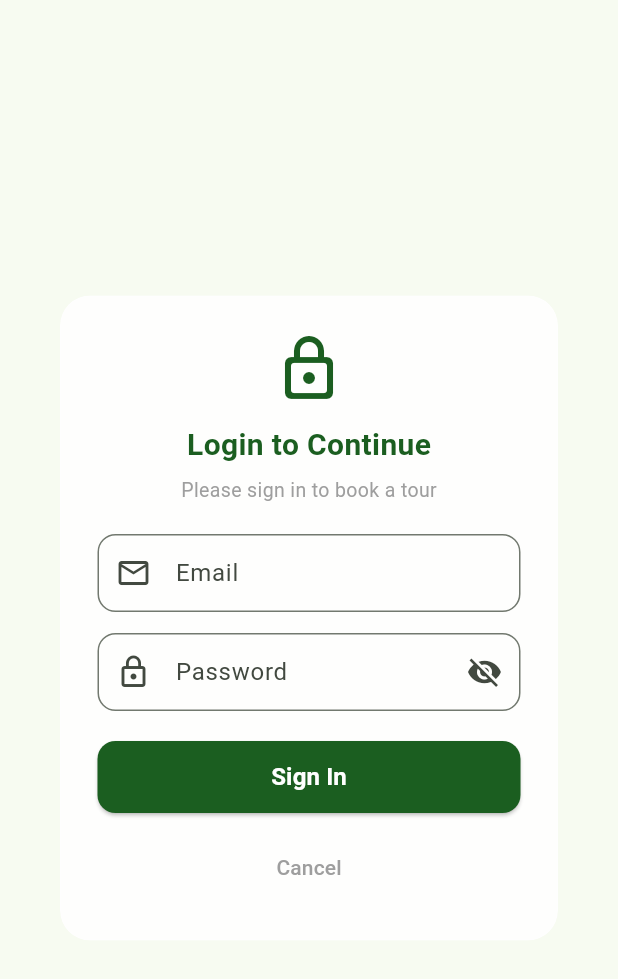
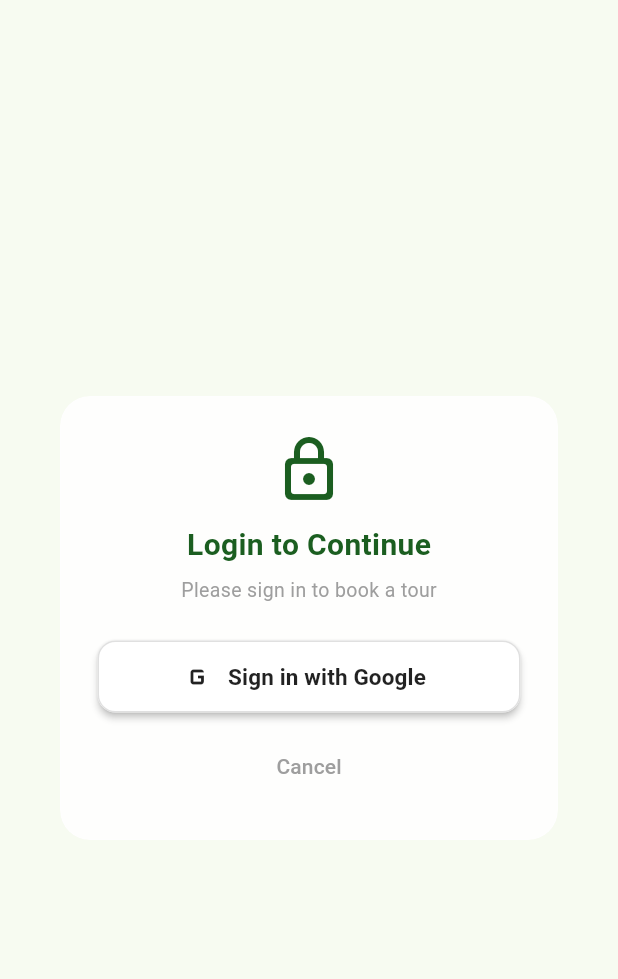
Before and after one commit to ManushkaSL/CeylonTripShare, a Flutter app: the LoginDialog widget shown alone on an empty page, opened directly, on a phone screen of 412 x 824 dp. Shown: the top 979 px of the screen. Run offline on Flutter 3.47's test engine with Material 3 defaults, Android fonts, the phone set to English and light mode, and no system bars; our stand-ins replace firebase_auth, firebase_core, google_sign_in, share_plus; accounts and stored records are empty; network calls fail.

Commit message:
back end setup (gmail login)

```diff
--- a/lib/services/auth_service.dart
+++ b/lib/services/auth_service.dart
@@ -1,30 +1,66 @@
 import 'package:flutter/material.dart';
+import 'package:firebase_auth/firebase_auth.dart';
+import 'package:google_sign_in/google_sign_in.dart';
 
 class AuthService extends ChangeNotifier {
   static final AuthService _instance = AuthService._();
   factory AuthService() => _instance;
-  AuthService._();
+  AuthService._() {
+    _auth.authStateChanges().listen((user) {
+      _updateFromUser(user);
+      notifyListeners();
+    });
+  }
+
+  final FirebaseAuth _auth = FirebaseAuth.instance;
+  final GoogleSignIn _googleSignIn = GoogleSignIn();
 
   bool _isLoggedIn = false;
   String _userName = '';
   String _userEmail = '';
+  String _photoUrl = '';
 
   bool get isLoggedIn => _isLoggedIn;
   String get userName => _userName;
   String get userEmail => _userEmail;
+  String get photoUrl => _photoUrl;
+  User? get currentUser => _auth.currentUser;
 
-  void login(String email, String password) {
-    // Simulated login
-    _isLoggedIn = true;
-    _userName = email.split('@').first;
-    _userEmail = email;
-    notifyListeners();
+  void _updateFromUser(User? user) {
+    if (user != null) {
+      _isLoggedIn = true;
+      _userName = user.displayName ?? user.email?.split('@').first ?? '';
+      _userEmail = user.email ?? '';
+      _photoUrl = user.photoURL ?? '';
+    } else {
+      _isLoggedIn = false;
+      _userName = '';
+      _userEmail = '';
+      _photoUrl = '';
+    }
   }
 
-  void logout() {
-    _isLoggedIn = false;
-    _userName = '';
-    _userEmail = '';
-    notifyListeners();
+  Future<bool> signInWithGoogle() async {
+    try {
+      final googleUser = await _googleSignIn.signIn();
+      if (googleUser == null) return false; // user cancelled
+
+      final googleAuth = await googleUser.authentication;
+      final credential = GoogleAuthProvider.credential(
+        accessToken: googleAuth.accessToken,
+        idToken: googleAuth.idToken,
+      );
+
+      await _auth.signInWithCredential(credential);
+      return true;
+    } catch (e) {
+      debugPrint('Google sign-in error: $e');
+      return false;
+    }
+  }
+
+  Future<void> logout() async {
+    await _googleSignIn.signOut();
+    await _auth.signOut();
   }
 }
--- a/lib/widgets/login_dialog.dart
+++ b/lib/widgets/login_dialog.dart
@@ -19,22 +19,14 @@ class LoginDialog extends StatefulWidget {
 }
 
 class _LoginDialogState extends State<LoginDialog> {
-  final _emailController = TextEditingController();
-  final _passwordController = TextEditingController();
-  final _formKey = GlobalKey<FormState>();
-  bool _obscurePassword = true;
+  bool _isLoading = false;
 
-  @override
-  void dispose() {
-    _emailController.dispose();
-    _passwordController.dispose();
-    super.dispose();
-  }
-
-  void _submit() {
-    if (!_formKey.currentState!.validate()) return;
-    AuthService().login(_emailController.text.trim(), _passwordController.text);
-    Navigator.of(context).pop(true);
+  Future<void> _signInWithGoogle() async {
+    setState(() => _isLoading = true);
+    final success = await AuthService().signInWithGoogle();
+    if (!mounted) return;
+    setState(() => _isLoading = false);
+    Navigator.of(context).pop(success);
   }
 
   @override
@@ -52,8 +44,6 @@ class _LoginDialogState extends State<LoginDialog> {
               borderRadius: BorderRadius.circular(20),
               border: Border.all(color: Colors.white.withValues(alpha: 0.3)),
             ),
-            child: Form(
-              key: _formKey,
             child: Column(
               mainAxisSize: MainAxisSize.min,
               children: [
@@ -76,76 +66,42 @@ class _LoginDialogState extends State<LoginDialog> {
                   'Please sign in to book a tour',
                   style: TextStyle(fontSize: 13, color: Colors.grey),
                 ),
-                  const SizedBox(height: 20),
-                  TextFormField(
-                    controller: _emailController,
-                    keyboardType: TextInputType.emailAddress,
-                    decoration: InputDecoration(
-                      labelText: 'Email',
-                      prefixIcon: const Icon(Icons.email_outlined),
-                      border: OutlineInputBorder(
-                        borderRadius: BorderRadius.circular(12),
-                      ),
-                      contentPadding: const EdgeInsets.symmetric(
-                        horizontal: 16,
-                        vertical: 14,
-                      ),
-                    ),
-                    validator: (v) {
-                      if (v == null || v.trim().isEmpty) return 'Enter email';
-                      if (!v.contains('@')) return 'Invalid email';
-                      return null;
-                    },
-                  ),
-                  const SizedBox(height: 14),
-                  TextFormField(
-                    controller: _passwordController,
-                    obscureText: _obscurePassword,
-                    decoration: InputDecoration(
-                      labelText: 'Password',
-                      prefixIcon: const Icon(Icons.lock_outline),
-                      suffixIcon: IconButton(
-                        icon: Icon(
-                          _obscurePassword
-                              ? Icons.visibility_off
-                              : Icons.visibility,
-                        ),
-                        onPressed: () => setState(
-                          () => _obscurePassword = !_obscurePassword,
-                        ),
-                      ),
-                      border: OutlineInputBorder(
-                        borderRadius: BorderRadius.circular(12),
-                      ),
-                      contentPadding: const EdgeInsets.symmetric(
-                        horizontal: 16,
-                        vertical: 14,
-                      ),
-                    ),
-                    validator: (v) {
-                      if (v == null || v.isEmpty) return 'Enter password';
-                      if (v.length < 6) return 'Min 6 characters';
-                      return null;
-                    },
-                  ),
-                  const SizedBox(height: 20),
+                const SizedBox(height: 24),
                 SizedBox(
                   width: double.infinity,
                   height: 48,
-                    child: ElevatedButton(
-                      onPressed: _submit,
+                  child: ElevatedButton.icon(
+                    onPressed: _isLoading ? null : _signInWithGoogle,
+                    icon: _isLoading
+                        ? const SizedBox(
+                            width: 20,
+                            height: 20,
+                            child: CircularProgressIndicator(
+                              strokeWidth: 2,
+                              color: Colors.white,
+                            ),
+                          )
+                        : Image.network(
+                            'https://www.gstatic.com/firebasejs/ui/2.0.0/images/auth/google.svg',
+                            width: 20,
+                            height: 20,
+                            errorBuilder: (_, __, ___) =>
+                                const Icon(Icons.g_mobiledata, size: 24),
+                          ),
+                    label: Text(
+                      _isLoading ? 'Signing in...' : 'Sign in with Google',
+                      style: const TextStyle(
+                        fontSize: 15,
+                        fontWeight: FontWeight.w600,
+                      ),
+                    ),
                     style: ElevatedButton.styleFrom(
-                        backgroundColor: const Color(0xFF1B5E20),
-                        foregroundColor: Colors.white,
+                      backgroundColor: Colors.white,
+                      foregroundColor: Colors.black87,
+                      elevation: 2,
                       shape: RoundedRectangleBorder(
                         borderRadius: BorderRadius.circular(12),
-                        ),
-                      ),
-                      child: const Text(
-                        'Sign In',
-                        style: TextStyle(
-                          fontSize: 16,
-                          fontWeight: FontWeight.w600,
+                        side: BorderSide(color: Colors.grey.shade300),
                       ),
                     ),
                   ),
@@ -163,7 +119,6 @@ class _LoginDialogState extends State<LoginDialog> {
           ),
         ),
       ),
-      ),
     );
   }
 }
--- a/pubspec.yaml
+++ b/pubspec.yaml
@@ -35,6 +35,11 @@ dependencies:
   # Use with the CupertinoIcons class for iOS style icons.
   cupertino_icons: ^1.0.8
   share_plus: ^12.0.1
+  firebase_core: ^4.5.0
+  firebase_auth: ^6.2.0
+  cloud_firestore: ^6.1.3
+  firebase_storage: ^13.1.0
+  google_sign_in: ^6.2.2
 
 dev_dependencies:
   flutter_test:
```
Also changed, not shown: lib/main.dart (+7 -1 lines), lib/screens/home_screen.dart (+2 -6 lines), lib/screens/profile_screen.dart (added, +290 -0 lines), lib/screens/tour_detail_screen.dart (+3 -4 lines), firebase.json (added), firebase_options.dart (added), lib/firebase_options.dart (added), pubspec.lock, 6 other files. Lines whose indentation alone changed are shown as unchanged.
